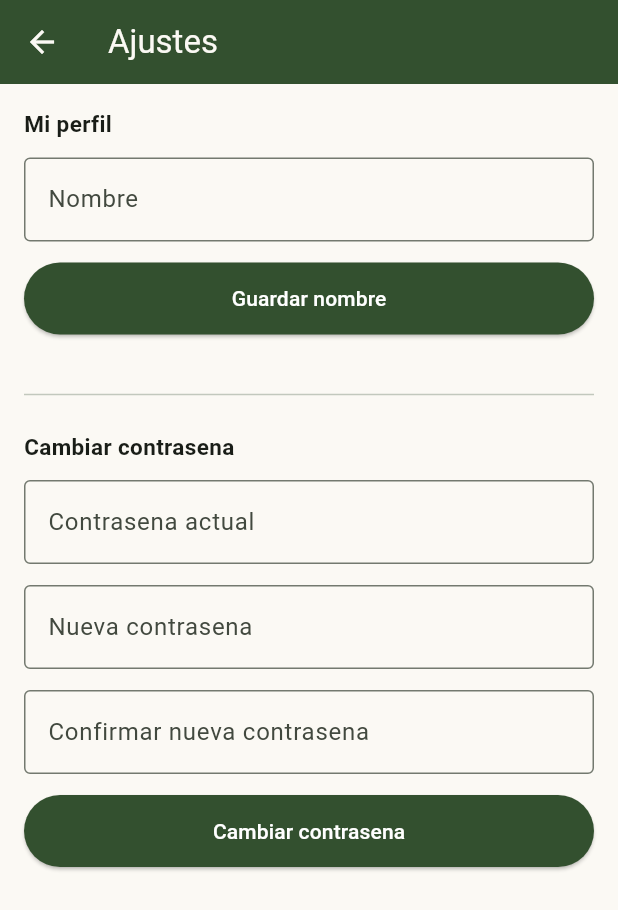
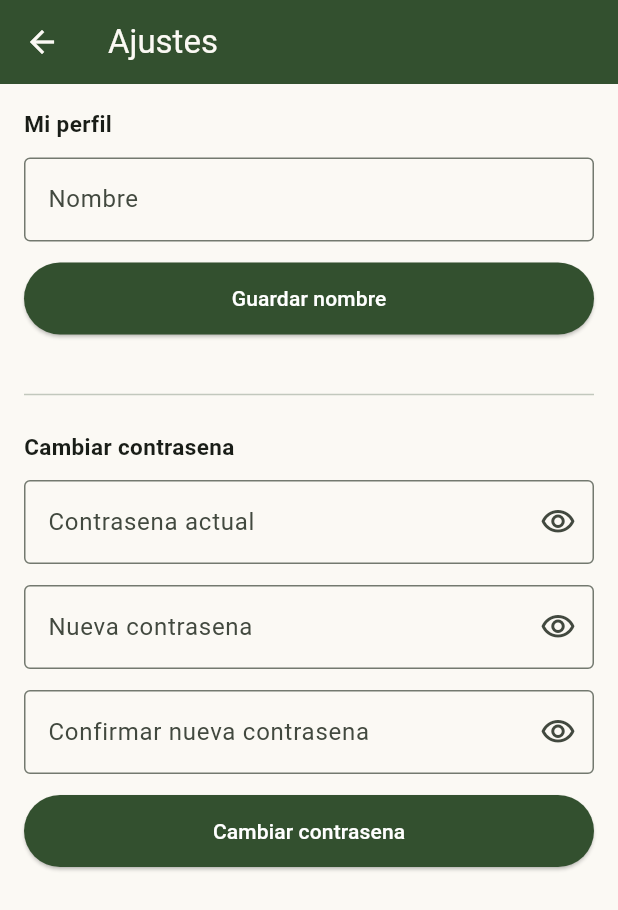
Before and after one commit to LucaPoltiGit/SalvajesCenso, a Flutter app: the AjustesPage screen opened directly, on a phone screen of 412 x 824 dp. Shown: the top 910 px of the screen. Run offline on Flutter 3.47's test engine with Material 3 defaults, Android fonts, the phone set to English and light mode, and no system bars; our stand-ins replace file_picker, flutter_dotenv, pocketbase, shared_preferences; accounts and stored records are empty; Roboto replaces fonts that are missing (Segoe UI).

Commit message:
fix: campo de contrasena reutilizable con boton mostrar/ocultar

```diff
--- a/lib/screens/ajustes/ajustes_page.dart
+++ b/lib/screens/ajustes/ajustes_page.dart
@@ -2,6 +2,7 @@ import 'package:flutter/material.dart';
 import '../../repositories/user_repository.dart';
 import '../../services/pocketbase_service.dart';
 import '../../theme/app_colors.dart';
+import '../../widgets/campo_password.dart';
 
 class AjustesPage extends StatefulWidget {
   const AjustesPage({super.key});
@@ -136,22 +137,19 @@ class _AjustesPageState extends State<AjustesPage> {
               padding: const EdgeInsets.only(bottom: 12),
               child: Text(_errorPassword!, style: const TextStyle(color: AppColors.rojo)),
             ),
-          TextFormField(
+          CampoPassword(
             controller: _passwordActualCtrl,
-            obscureText: true,
-            decoration: const InputDecoration(labelText: 'Contrasena actual', border: OutlineInputBorder()),
+            label: 'Contrasena actual',
           ),
           const SizedBox(height: 14),
-          TextFormField(
+          CampoPassword(
             controller: _passwordNuevaCtrl,
-            obscureText: true,
-            decoration: const InputDecoration(labelText: 'Nueva contrasena', border: OutlineInputBorder()),
+            label: 'Nueva contrasena',
           ),
           const SizedBox(height: 14),
-          TextFormField(
+          CampoPassword(
             controller: _passwordConfirmarCtrl,
-            obscureText: true,
-            decoration: const InputDecoration(labelText: 'Confirmar nueva contrasena', border: OutlineInputBorder()),
+            label: 'Confirmar nueva contrasena',
           ),
           const SizedBox(height: 14),
           ElevatedButton(
--- a/lib/screens/login/login_page.dart
+++ b/lib/screens/login/login_page.dart
@@ -2,6 +2,7 @@ import 'package:flutter/material.dart';
 import '../../services/pocketbase_service.dart';
 import '../../theme/app_colors.dart';
 import '../../utils/validadores.dart';
+import '../../widgets/campo_password.dart';
 import '../shell/app_shell.dart';
 
 class LoginPage extends StatefulWidget {
@@ -95,10 +96,9 @@ class _LoginPageState extends State<LoginPage> {
                     validator: validadorRequerido,
                   ),
                   const SizedBox(height: 14),
-                  TextFormField(
+                  CampoPassword(
                     controller: _passwordCtrl,
-                    obscureText: true,
-                    decoration: const InputDecoration(labelText: 'Contrasena', border: OutlineInputBorder()),
+                    label: 'Contrasena',
                     validator: validadorRequerido,
                   ),
                   const SizedBox(height: 24),
--- a/lib/screens/usuarios/crear_usuario_page.dart
+++ b/lib/screens/usuarios/crear_usuario_page.dart
@@ -2,6 +2,7 @@ import 'package:flutter/material.dart';
 import '../../repositories/user_repository.dart';
 import '../../theme/app_colors.dart';
 import '../../utils/validadores.dart';
+import '../../widgets/campo_password.dart';
 
 class CrearUsuarioPage extends StatefulWidget {
   const CrearUsuarioPage({super.key});
@@ -86,10 +87,9 @@ class _CrearUsuarioPageState extends State<CrearUsuarioPage> {
               validator: validadorEmail,
             ),
             const SizedBox(height: 14),
-            TextFormField(
+            CampoPassword(
               controller: _passwordCtrl,
-              obscureText: true,
-              decoration: const InputDecoration(labelText: 'Contrasena temporal', border: OutlineInputBorder()),
+              label: 'Contrasena temporal',
               validator: _validadorPassword,
             ),
             const SizedBox(height: 14),
--- /dev/null
+++ b/lib/widgets/campo_password.dart
@@ -0,0 +1,38 @@
+import 'package:flutter/material.dart';
+
+class CampoPassword extends StatefulWidget {
+  final TextEditingController controller;
+  final String label;
+  final String? Function(String?)? validator;
+
+  const CampoPassword({
+    super.key,
+    required this.controller,
+    required this.label,
+    this.validator,
+  });
+
+  @override
+  State<CampoPassword> createState() => _CampoPasswordState();
+}
+
+class _CampoPasswordState extends State<CampoPassword> {
+  bool _visible = false;
+
+  @override
+  Widget build(BuildContext context) {
+    return TextFormField(
+      controller: widget.controller,
+      obscureText: !_visible,
+      validator: widget.validator,
+      decoration: InputDecoration(
+        labelText: widget.label,
+        border: const OutlineInputBorder(),
+        suffixIcon: IconButton(
+          icon: Icon(_visible ? Icons.visibility_off_outlined : Icons.visibility_outlined),
+          onPressed: () => setState(() => _visible = !_visible),
+        ),
+      ),
+    );
+  }
+}
```
